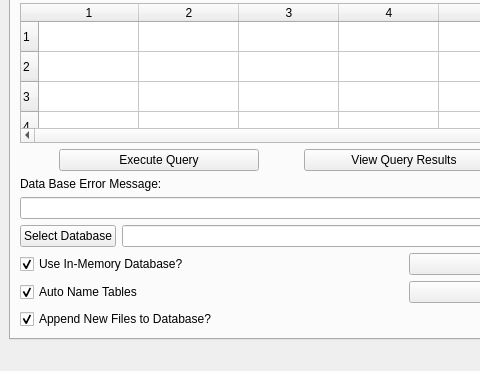
First picture: the form in XTandem_Parsing/main.ui, repository mfitzp/toolz, before the edit; both pictures show x 0 to 480 and y 442 to 813 of the 1073 by 813 pixel window.
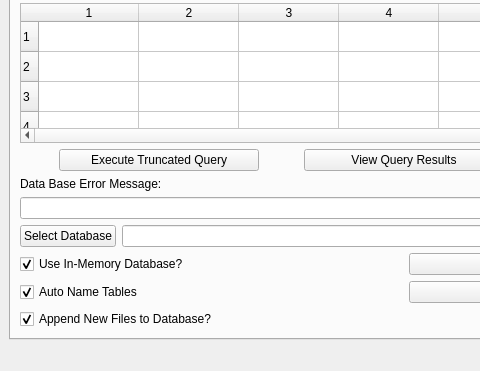
Second picture: the form after the edit. Icons and pictures are not drawn. Custom widgets are drawn as their Qt base class.

```diff
--- a/XTandem_Parsing/main.ui
+++ b/XTandem_Parsing/main.ui
@@ -271,7 +271,7 @@
                </size>
               </property>
               <property name="text">
-               <string>Execute Query</string>
+               <string>Execute Truncated Query</string>
               </property>
              </widget>
             </item>
```
